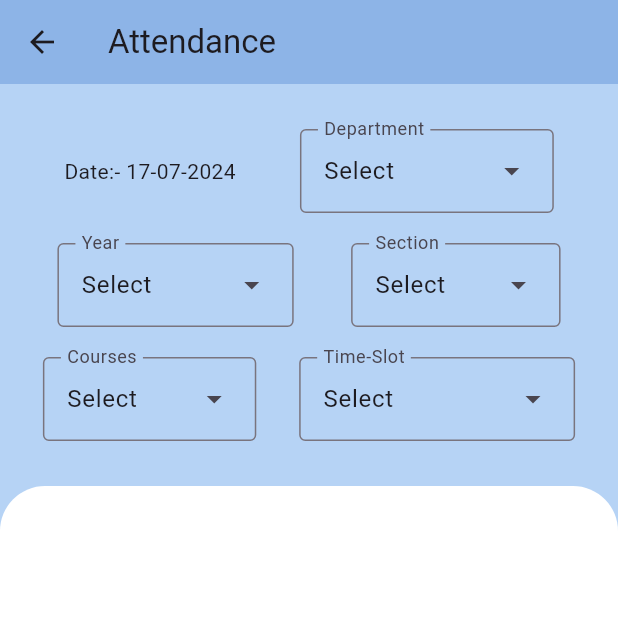
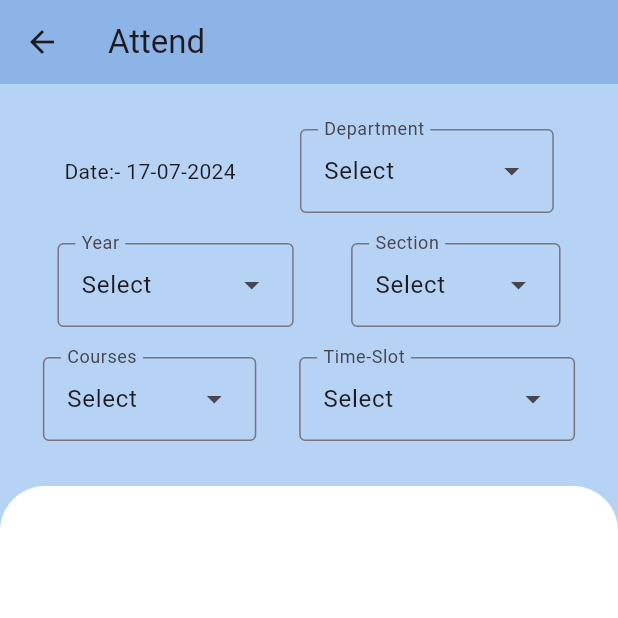
Before and after one commit to Sriramkarthikakula/Attendance, a Flutter app: the Faculty_main screen opened directly, on a phone screen of 412 x 824 dp, the top half of it. Run offline on Flutter 3.47's test engine with Material 3 defaults, Android fonts, the phone set to English and light mode, and no system bars; our stand-ins replace cloud_firestore, file_picker, firebase_auth, firebase_core, firebase_storage, image_picker and 3 more; missing offline and left inert: excel, universal_html; accounts and stored records are empty.

Commit message:
Update faculty_main_screen.dart

```diff
--- a/lib/screens/faculty_main_screen.dart
+++ b/lib/screens/faculty_main_screen.dart
@@ -10,7 +10,7 @@ class Faculty_main extends StatelessWidget {
       backgroundColor: Color(0xffb6d3f5),
       appBar: AppBar(
         backgroundColor: Color(0xff8db4e7),
-        title: Text('Attendance'),
+        title: Text('Attend'),
       ),
       body: Topsection(),
       floatingActionButton: Padding(
```
